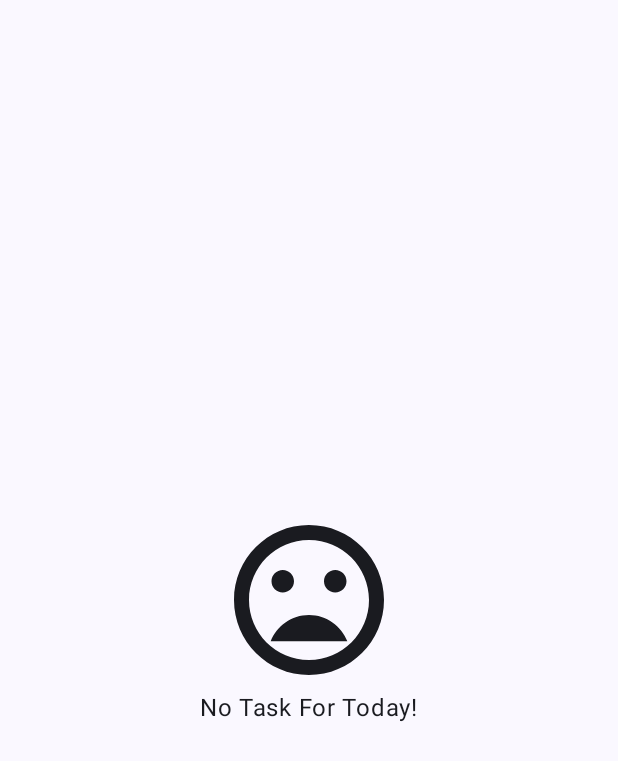
After one commit to ebrahimi16153/ToDo, an Android app built with Jetpack Compose: the composable EmptyContent shown on its own in the app's theme, on a phone screen of 412 x 824 dp. The commit adds this screen. Shown: the top 761 px of the screen. Run offline under Robolectric (Android 15) with nearby library versions, the phone set to English and light mode, and no system bars.

```diff
--- a/app/src/main/java/com/github/com/ebrahimi16153/todo/MainActivity.kt
+++ b/app/src/main/java/com/github/com/ebrahimi16153/todo/MainActivity.kt
@@ -14,6 +14,8 @@ import dagger.hilt.android.AndroidEntryPoint
 @AndroidEntryPoint
 class MainActivity : ComponentActivity() {
 
+
+
     private lateinit var navController: NavHostController
     private val shearedViewModel:SharedViewModel by viewModels()
 
--- /dev/null
+++ b/app/src/main/java/com/github/com/ebrahimi16153/todo/component/EmptyContent.kt
@@ -0,0 +1,49 @@
+package com.github.com.ebrahimi16153.todo.component
+
+import androidx.compose.foundation.background
+import androidx.compose.foundation.layout.Arrangement
+import androidx.compose.foundation.layout.Column
+import androidx.compose.foundation.layout.fillMaxSize
+import androidx.compose.foundation.layout.size
+import androidx.compose.material3.Icon
+import androidx.compose.material3.MaterialTheme
+import androidx.compose.material3.Text
+import androidx.compose.runtime.Composable
+import androidx.compose.ui.Alignment
+import androidx.compose.ui.Modifier
+import androidx.compose.ui.res.painterResource
+import androidx.compose.ui.tooling.preview.Preview
+import androidx.compose.ui.unit.dp
+import com.github.com.ebrahimi16153.todo.R
+
+@Composable
+fun EmptyContent() {
+
+    Column(
+        modifier = Modifier.fillMaxSize(),
+        verticalArrangement = Arrangement.Center,
+        horizontalAlignment = Alignment.CenterHorizontally
+    ) {
+
+        Icon(
+            modifier = Modifier.size(120.dp),
+            painter = painterResource(id = R.drawable.sdd_face),
+            contentDescription = "No Content here",
+            tint = MaterialTheme.colorScheme.onBackground
+        )
+        Text(text = "No Task For Today!", color = MaterialTheme.colorScheme.onBackground)
+
+
+    }
+
+
+}
+
+
+@Composable
+@Preview
+fun PreviewEmptyContent() {
+
+    EmptyContent()
+
+}
--- /dev/null
+++ b/app/src/main/res/drawable/sdd_face.xml
@@ -0,0 +1,5 @@
+<vector android:height="24dp" android:tint="#000000"
+    android:viewportHeight="24" android:viewportWidth="24"
+    android:width="24dp" xmlns:android="http://schemas.android.com/apk/res/android">
+    <path android:fillColor="@android:color/white" android:pathData="M11.99,2C6.47,2 2,6.48 2,12s4.47,10 9.99,10C17.52,22 22,17.52 22,12S17.52,2 11.99,2zM12,20c-4.42,0 -8,-3.58 -8,-8s3.58,-8 8,-8 8,3.58 8,8 -3.58,8 -8,8zM15.5,11c0.83,0 1.5,-0.67 1.5,-1.5S16.33,8 15.5,8 14,8.67 14,9.5s0.67,1.5 1.5,1.5zM8.5,11c0.83,0 1.5,-0.67 1.5,-1.5S9.33,8 8.5,8 7,8.67 7,9.5 7.67,11 8.5,11zM12,14c-2.33,0 -4.31,1.46 -5.11,3.5h10.22c-0.8,-2.04 -2.78,-3.5 -5.11,-3.5z"/>
+</vector>
```
Also changed, not shown: app/src/main/java/com/github/com/ebrahimi16153/todo/data/RequestState.kt (added, +13 -0 lines), app/src/main/java/com/github/com/ebrahimi16153/todo/screens/list/ListContent.kt (+35 -4 lines), app/src/main/java/com/github/com/ebrahimi16153/todo/screens/list/ListScreen.kt (+13 -5 lines), app/src/main/java/com/github/com/ebrahimi16153/todo/viewmodel/SharedViewModel.kt (+20 -5 lines).
